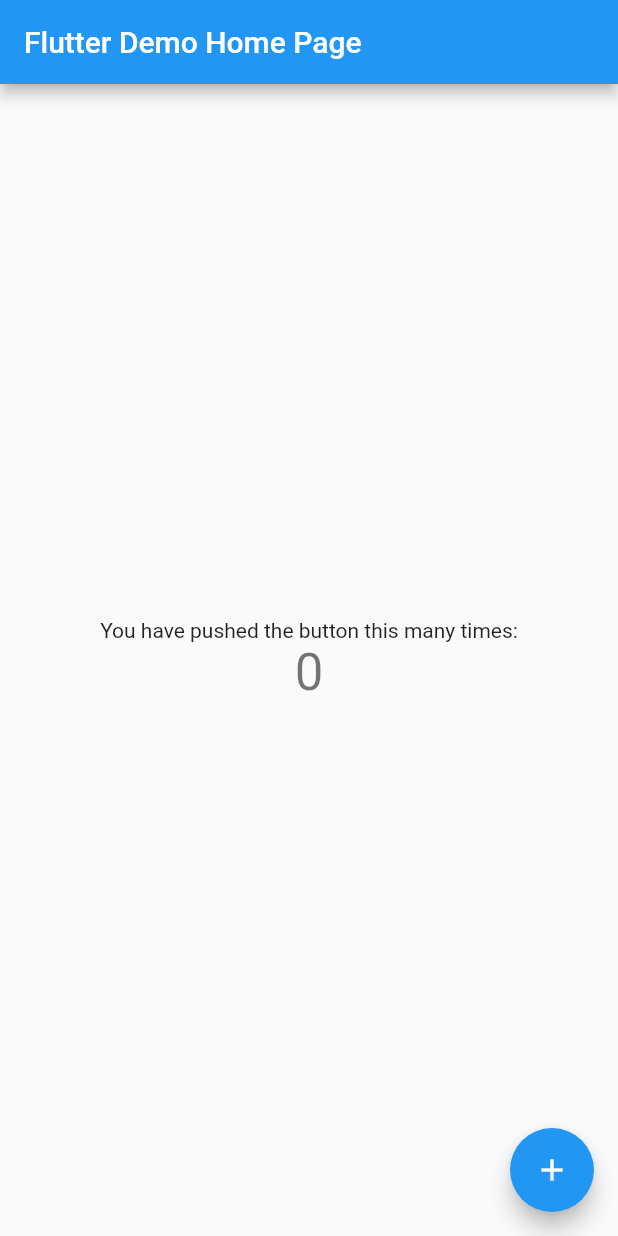
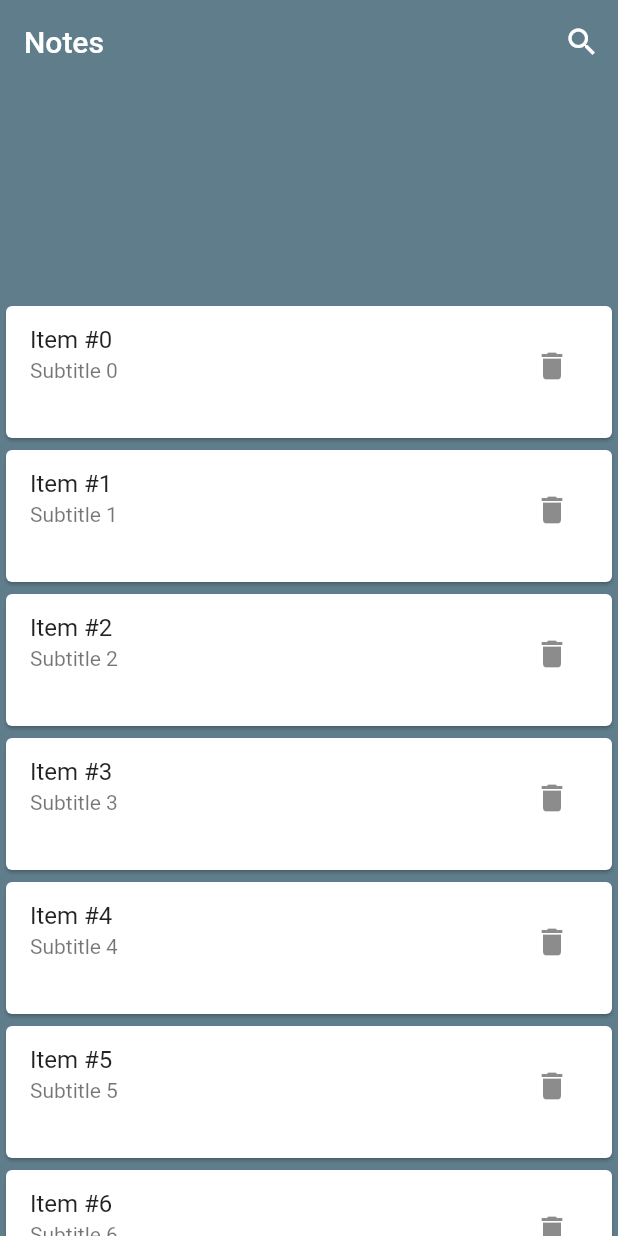
Before and after one commit to Pkisic/student_note_app, a Flutter app: the screen it shows after launch, on a phone screen of 412 x 824 dp. Run offline on Flutter 3.47's test engine with Material 2 defaults, Android fonts, the light colour scheme and no system bars.

Commit message:
Base structure of home page

```diff
--- a/lib/main.dart
+++ b/lib/main.dart
@@ -10,36 +10,16 @@
   // This widget is the root of your application.
   @override
   Widget build(BuildContext context) {
-    return MaterialApp(
+    return const MaterialApp(
+      debugShowCheckedModeBanner: false,
       title: 'Flutter Demo',
-      theme: ThemeData(
-        // This is the theme of your application.
-        //
-        // Try running your application with "flutter run". You'll see the
-        // application has a blue toolbar. Then, without quitting the app, try
-        // changing the primarySwatch below to Colors.green and then invoke
-        // "hot reload" (press "r" in the console where you ran "flutter run",
-        // or simply save your changes to "hot reload" in a Flutter IDE).
-        // Notice that the counter didn't reset back to zero; the application
-        // is not restarted.
-        primarySwatch: Colors.blue,
-      ),
-      home: const MyHomePage(title: 'Flutter Demo Home Page'),
+      home: MyHomePage(title: 'My notes'),
     );
   }
 }
 
 class MyHomePage extends StatefulWidget {
   const MyHomePage({Key? key, required this.title}) : super(key: key);
-
-  // This widget is the home page of your application. It is stateful, meaning
-  // that it has a State object (defined below) that contains fields that affect
-  // how it looks.
-
-  // This class is the configuration for the state. It holds the values (in this
-  // case the title) provided by the parent (in this case the App widget) and
-  // used by the build method of the State. Fields in a Widget subclass are
-  // always marked "final".
 
   final String title;
 
@@ -48,68 +28,52 @@
 }
 
 class _MyHomePageState extends State<MyHomePage> {
-  int _counter = 0;
-
-  void _incrementCounter() {
-    setState(() {
-      // This call to setState tells the Flutter framework that something has
-      // changed in this State, which causes it to rerun the build method below
-      // so that the display can reflect the updated values. If we changed
-      // _counter without calling setState(), then the build method would not be
-      // called again, and so nothing would appear to happen.
-      _counter++;
-    });
-  }
-
   @override
   Widget build(BuildContext context) {
-    // This method is rerun every time setState is called, for instance as done
-    // by the _incrementCounter method above.
-    //
-    // The Flutter framework has been optimized to make rerunning build methods
-    // fast, so that you can just rebuild anything that needs updating rather
-    // than having to individually change instances of widgets.
     return Scaffold(
-      appBar: AppBar(
-        // Here we take the value from the MyHomePage object that was created by
-        // the App.build method, and use it to set our appbar title.
-        title: Text(widget.title),
+      backgroundColor: Colors.blueGrey,
+      body: CustomScrollView(
+        physics: const BouncingScrollPhysics(
+            parent: AlwaysScrollableScrollPhysics()),
+        slivers: [
+          SliverAppBar(
+            title: const Text('Notes'),
+            floating: true,
+            flexibleSpace: const FlexibleSpaceBar(
+              stretchModes: <StretchMode>[StretchMode.fadeTitle],
+            ),
+            expandedHeight: 200,
+            stretch: true,
+            pinned: true,
+            actions: [
+              IconButton(
+                icon: const Icon(Icons.search),
+                onPressed: () {},
+              )
+            ],
+            backgroundColor: Colors.blueGrey,
+          ),
+          SliverList(
+            delegate: SliverChildBuilderDelegate(
+              (context, index) => Card(
+                child: ListTile(
+                  title: Text('Item #$index'),
+                  subtitle: Text('Subtitle $index'),
+                  isThreeLine: true,
+                  tileColor: Colors.white,
+                  trailing: IconButton(
+                    icon: const Icon(Icons.delete),
+                    onPressed: () {},
+                  ),
+                  shape: RoundedRectangleBorder(
+                      borderRadius: BorderRadius.circular(300)),
+                ),
+              ),
+              childCount: 40,
+            ),
+          ),
+        ],
       ),
-      body: Center(
-        // Center is a layout widget. It takes a single child and positions it
-        // in the middle of the parent.
-        child: Column(
-          // Column is also a layout widget. It takes a list of children and
-          // arranges them vertically. By default, it sizes itself to fit its
-          // children horizontally, and tries to be as tall as its parent.
-          //
-          // Invoke "debug painting" (press "p" in the console, choose the
-          // "Toggle Debug Paint" action from the Flutter Inspector in Android
-          // Studio, or the "Toggle Debug Paint" command in Visual Studio Code)
-          // to see the wireframe for each widget.
-          //
-          // Column has various properties to control how it sizes itself and
-          // how it positions its children. Here we use mainAxisAlignment to
-          // center the children vertically; the main axis here is the vertical
-          // axis because Columns are vertical (the cross axis would be
-          // horizontal).
-          mainAxisAlignment: MainAxisAlignment.center,
-          children: <Widget>[
-            const Text(
-              'You have pushed the button this many times:',
-            ),
-            Text(
-              '$_counter',
-              style: Theme.of(context).textTheme.headline4,
-            ),
-          ],
-        ),
-      ),
-      floatingActionButton: FloatingActionButton(
-        onPressed: _incrementCounter,
-        tooltip: 'Increment',
-        child: const Icon(Icons.add),
-      ), // This trailing comma makes auto-formatting nicer for build methods.
     );
   }
 }
```
